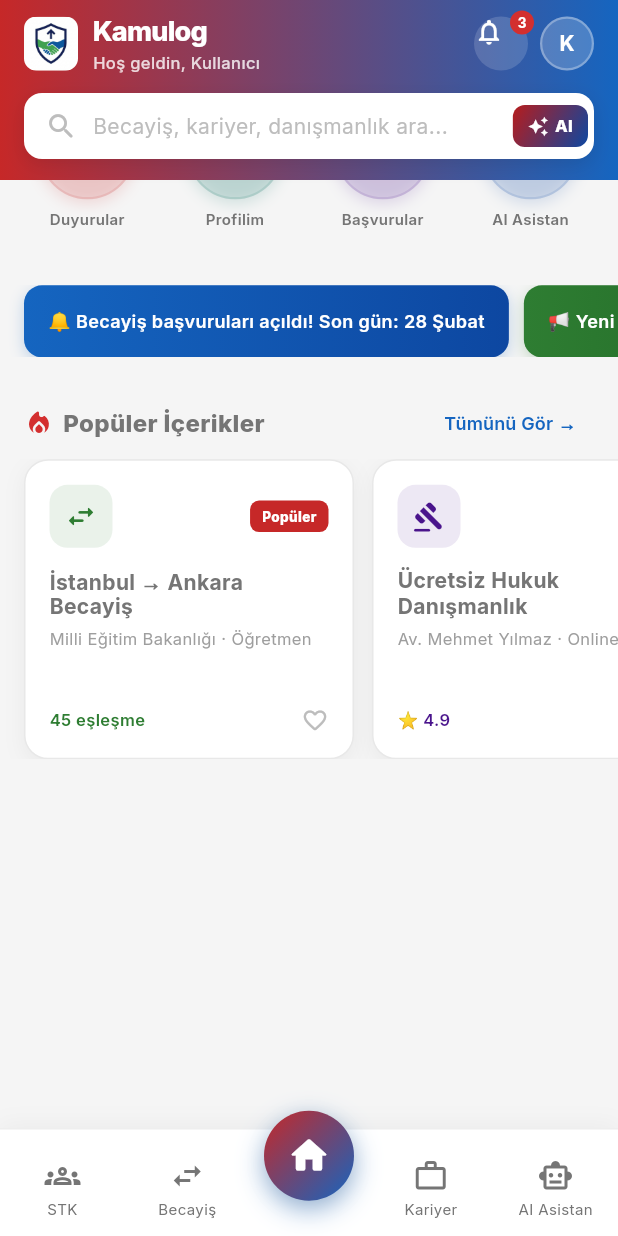
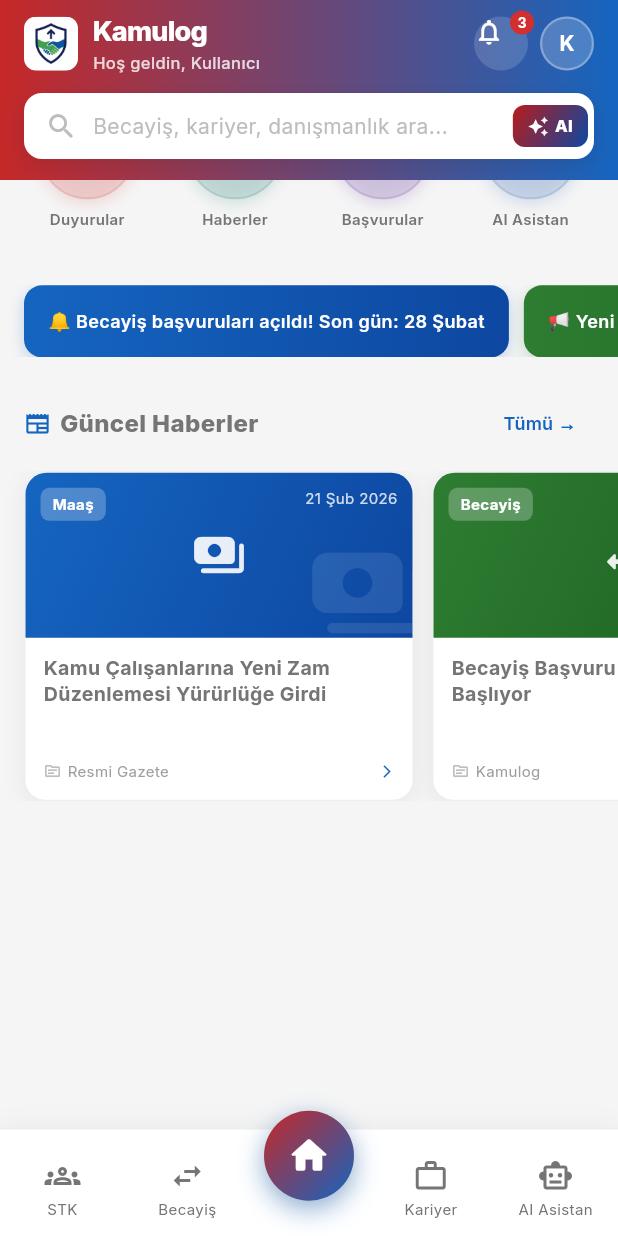
Before and after one commit to SahinSedat/kamulog_superapp, a Flutter app: the HomeScreen screen opened by its route, scrolled down 576 dp, on a phone screen of 412 x 824 dp. Run offline on Flutter 3.47's test engine with Material 3 defaults, Android fonts, the phone set to English and light mode, and no system bars; our stand-ins replace connectivity_plus, dio, drift, equatable, firebase_auth, flutter_dotenv and 9 more; accounts and stored records are empty; generated files the repository leaves out were written again.

Commit message:
feat: introduce NewsSection widget for displaying news and integrate it into the home dashboard and profile screen.

```diff
--- a/lib/features/home/presentation/widgets/home_dashboard.dart
+++ b/lib/features/home/presentation/widgets/home_dashboard.dart
@@ -5,6 +5,7 @@
 import 'package:kamulog_superapp/core/widgets/animated_widgets.dart';
 import 'package:kamulog_superapp/features/home/presentation/widgets/stories_and_banners.dart';
 import 'package:kamulog_superapp/features/stories/presentation/widgets/stories_section.dart';
+import 'package:kamulog_superapp/features/news/presentation/widgets/news_section.dart';
 
 class HomeDashboard extends ConsumerWidget {
   const HomeDashboard({super.key});
@@ -44,6 +45,13 @@
           ),
           const SizedBox(height: 20),
 
+          // ═══ SECTION 4.5: HABERLER
+          FadeSlideIn(
+            delay: const Duration(milliseconds: 250),
+            child: const NewsSection(),
+          ),
+          const SizedBox(height: 20),
+
           // ═══ SECTION 5: POPULAR CONTENT / AI RECOMMENDATIONS
           FadeSlideIn(
             delay: const Duration(milliseconds: 300),
@@ -79,7 +87,7 @@
     _QuickAction('Kariyer', Icons.work_rounded, Color(0xFF1565C0)),
     _QuickAction('Danışmanlık', Icons.support_agent_rounded, Color(0xFFE65100)),
     _QuickAction('Duyurular', Icons.campaign_rounded, Color(0xFFC62828)),
-    _QuickAction('Profilim', Icons.person_rounded, Color(0xFF00695C)),
+    _QuickAction('Haberler', Icons.newspaper_rounded, Color(0xFF00695C)),
     _QuickAction(
       'Başvurular',
       Icons.assignment_turned_in_rounded,
@@ -171,8 +179,8 @@
                         case 'Duyurular':
                           context.push('/notifications');
                           break;
-                        case 'Profilim':
-                          context.push('/profile');
+                        case 'Haberler':
+                          // Haberler bölümüne scroll
                           break;
                         case 'Başvurular':
                           // Başvurular modülü eklenince aktifleşecek
--- /dev/null
+++ b/lib/features/news/presentation/widgets/news_section.dart
@@ -0,0 +1,447 @@
+import 'package:flutter/material.dart';
+import 'package:kamulog_superapp/core/theme/app_theme.dart';
+
+/// Haber modülü — web yönetim panelinden güncellenecek
+/// Ayrı modül: features/news/ — ileride ayrı API/DB entegrasyonu
+class NewsSection extends StatelessWidget {
+  const NewsSection({super.key});
+
+  @override
+  Widget build(BuildContext context) {
+    final isDark = Theme.of(context).brightness == Brightness.dark;
+
+    return Column(
+      crossAxisAlignment: CrossAxisAlignment.start,
+      children: [
+        // Başlık
+        Padding(
+          padding: const EdgeInsets.symmetric(horizontal: 16),
+          child: Row(
+            children: [
+              Icon(
+                Icons.newspaper_rounded,
+                size: 18,
+                color: AppTheme.primaryColor,
+              ),
+              const SizedBox(width: 6),
+              const Text(
+                'Güncel Haberler',
+                style: TextStyle(fontSize: 16, fontWeight: FontWeight.w800),
+              ),
+              const Spacer(),
+              TextButton(
+                onPressed: () {
+                  // Tüm haberlere git
+                },
+                child: Text(
+                  'Tümü →',
+                  style: TextStyle(
+                    fontSize: 12,
+                    fontWeight: FontWeight.w600,
+                    color: AppTheme.primaryColor,
+                  ),
+                ),
+              ),
+            ],
+          ),
+        ),
+        const SizedBox(height: 8),
+
+        // Haber kartları — yatay scroll
+        SizedBox(
+          height: 220,
+          child: ListView.separated(
+            scrollDirection: Axis.horizontal,
+            padding: const EdgeInsets.symmetric(horizontal: 16),
+            itemCount: _sampleNews.length,
+            separatorBuilder: (_, __) => const SizedBox(width: 12),
+            itemBuilder: (context, index) {
+              final news = _sampleNews[index];
+              return _NewsCard(news: news, isDark: isDark);
+            },
+          ),
+        ),
+      ],
+    );
+  }
+}
+
+class _NewsCard extends StatelessWidget {
+  final NewsItem news;
+  final bool isDark;
+
+  const _NewsCard({required this.news, required this.isDark});
+
+  @override
+  Widget build(BuildContext context) {
+    return GestureDetector(
+      onTap: () {
+        _showNewsDetail(context, news);
+      },
+      child: Container(
+        width: 260,
+        decoration: BoxDecoration(
+          color: isDark ? AppTheme.cardDark : Colors.white,
+          borderRadius: BorderRadius.circular(14),
+          border: Border.all(
+            color: isDark ? Colors.white10 : const Color(0xFFEEEEEE),
+          ),
+          boxShadow: [
+            BoxShadow(
+              color: Colors.black.withValues(alpha: 0.06),
+              blurRadius: 12,
+              offset: const Offset(0, 3),
+            ),
+          ],
+        ),
+        child: Column(
+          crossAxisAlignment: CrossAxisAlignment.start,
+          children: [
+            // Resim alanı
+            Container(
+              height: 110,
+              decoration: BoxDecoration(
+                gradient: LinearGradient(
+                  begin: Alignment.topLeft,
+                  end: Alignment.bottomRight,
+                  colors: news.gradientColors,
+                ),
+                borderRadius: const BorderRadius.vertical(
+                  top: Radius.circular(14),
+                ),
+              ),
+              child: Stack(
+                children: [
+                  // Arka plan deseni
+                  Positioned(
+                    right: -10,
+                    bottom: -10,
+                    child: Icon(
+                      news.icon,
+                      size: 80,
+                      color: Colors.white.withValues(alpha: 0.1),
+                    ),
+                  ),
+                  // Üst badge
+                  Positioned(
+                    top: 10,
+                    left: 10,
+                    child: Container(
+                      padding: const EdgeInsets.symmetric(
+                        horizontal: 8,
+                        vertical: 4,
+                      ),
+                      decoration: BoxDecoration(
+                        color: Colors.white.withValues(alpha: 0.25),
+                        borderRadius: BorderRadius.circular(6),
+                      ),
+                      child: Text(
+                        news.category,
+                        style: const TextStyle(
+                          color: Colors.white,
+                          fontSize: 10,
+                          fontWeight: FontWeight.w700,
+                        ),
+                      ),
+                    ),
+                  ),
+                  // Tarih
+                  Positioned(
+                    top: 10,
+                    right: 10,
+                    child: Text(
+                      news.date,
+                      style: TextStyle(
+                        color: Colors.white.withValues(alpha: 0.8),
+                        fontSize: 10,
+                      ),
+                    ),
+                  ),
+                  // İkon
+                  Center(
+                    child: Icon(
+                      news.icon,
+                      size: 36,
+                      color: Colors.white.withValues(alpha: 0.9),
+                    ),
+                  ),
+                ],
+              ),
+            ),
+            // İçerik
+            Expanded(
+              child: Padding(
+                padding: const EdgeInsets.all(12),
+                child: Column(
+                  crossAxisAlignment: CrossAxisAlignment.start,
+                  children: [
+                    Text(
+                      news.title,
+                      style: const TextStyle(
+                        fontWeight: FontWeight.w700,
+                        fontSize: 13,
+                        height: 1.3,
+                      ),
+                      maxLines: 2,
+                      overflow: TextOverflow.ellipsis,
+                    ),
+                    const Spacer(),
+                    Row(
+                      children: [
+                        Icon(
+                          Icons.source_outlined,
+                          size: 12,
+                          color: Colors.grey[400],
+                        ),
+                        const SizedBox(width: 4),
+                        Text(
+                          news.source,
+                          style: TextStyle(
+                            fontSize: 10,
+                            color: Colors.grey[500],
+                          ),
+                        ),
+                        const Spacer(),
+                        Icon(
+                          Icons.arrow_forward_ios,
+                          size: 10,
+                          color: AppTheme.primaryColor,
+                        ),
+                      ],
+                    ),
+                  ],
+                ),
+              ),
+            ),
+          ],
+        ),
+      ),
+    );
+  }
+
+  void _showNewsDetail(BuildContext context, NewsItem news) {
+    showModalBottomSheet(
+      context: context,
+      isScrollControlled: true,
+      backgroundColor: Colors.transparent,
+      builder:
+          (ctx) => Container(
+            height: MediaQuery.of(ctx).size.height * 0.85,
+            decoration: const BoxDecoration(
+              color: Colors.white,
+              borderRadius: BorderRadius.vertical(top: Radius.circular(20)),
+            ),
+            child: Column(
+              children: [
+                // Üst resim
+                Container(
+                  height: 200,
+                  decoration: BoxDecoration(
+                    gradient: LinearGradient(
+                      colors: news.gradientColors,
+                      begin: Alignment.topLeft,
+                      end: Alignment.bottomRight,
+                    ),
+                    borderRadius: const BorderRadius.vertical(
+                      top: Radius.circular(20),
+                    ),
+                  ),
+                  child: Stack(
+                    children: [
+                      Positioned(
+                        right: -20,
+                        bottom: -20,
+                        child: Icon(
+                          news.icon,
+                          size: 120,
+                          color: Colors.white.withValues(alpha: 0.1),
+                        ),
+                      ),
+                      Center(
+                        child: Icon(
+                          news.icon,
+                          size: 56,
+                          color: Colors.white.withValues(alpha: 0.9),
+                        ),
+                      ),
+                      Positioned(
+                        top: 12,
+                        right: 12,
+                        child: IconButton(
+                          icon: const Icon(Icons.close, color: Colors.white),
+                          onPressed: () => Navigator.pop(ctx),
+                        ),
+                      ),
+                      Positioned(
+                        bottom: 16,
+                        left: 16,
+                        child: Container(
+                          padding: const EdgeInsets.symmetric(
+                            horizontal: 10,
+                            vertical: 5,
+                          ),
+                          decoration: BoxDecoration(
+                            color: Colors.white.withValues(alpha: 0.2),
+                            borderRadius: BorderRadius.circular(8),
+                          ),
+                          child: Text(
+                            news.category,
+                            style: const TextStyle(
+                              color: Colors.white,
+                              fontWeight: FontWeight.w700,
+                              fontSize: 12,
+                            ),
+                          ),
+                        ),
+                      ),
+                    ],
+                  ),
+                ),
+                // İçerik
+                Expanded(
+                  child: SingleChildScrollView(
+                    padding: const EdgeInsets.all(20),
+                    child: Column(
+                      crossAxisAlignment: CrossAxisAlignment.start,
+                      children: [
+                        Row(
+                          children: [
+                            Icon(
+                              Icons.calendar_today,
+                              size: 14,
+                              color: Colors.grey[400],
+                            ),
+                            const SizedBox(width: 6),
+                            Text(
+                              news.date,
+                              style: TextStyle(
+                                fontSize: 12,
+                                color: Colors.grey[500],
+                              ),
+                            ),
+                            const SizedBox(width: 12),
+                            Icon(
+                              Icons.source_outlined,
+                              size: 14,
+                              color: Colors.grey[400],
+                            ),
+                            const SizedBox(width: 6),
+                            Text(
+                              news.source,
+                              style: TextStyle(
+                                fontSize: 12,
+                                color: Colors.grey[500],
+                              ),
+                            ),
+                          ],
+                        ),
+                        const SizedBox(height: 16),
+                        Text(
+                          news.title,
+                          style: const TextStyle(
+                            fontSize: 20,
+                            fontWeight: FontWeight.w800,
+                            height: 1.3,
+                          ),
+                        ),
+                        const SizedBox(height: 16),
+                        Text(
+                          news.content,
+                          style: TextStyle(
+                            fontSize: 14,
+                            color: Colors.grey[700],
+                            height: 1.6,
+                          ),
+                        ),
+                      ],
+                    ),
+                  ),
+                ),
+              ],
+            ),
+          ),
+    );
+  }
+}
+
+/// Haber veri modeli — web panelinden gelecek
+class NewsItem {
+  final String id;
+  final String title;
+  final String content;
+  final String category;
+  final String source;
+  final String date;
+  final IconData icon;
+  final List<Color> gradientColors;
+
+  const NewsItem({
+    required this.id,
+    required this.title,
+    required this.content,
+    required this.category,
+    required this.source,
+    required this.date,
+    required this.icon,
+    required this.gradientColors,
+  });
+}
+
+/// Örnek haberler — gerçekte API'den gelecek
+const _sampleNews = [
+  NewsItem(
+    id: '1',
+    title: 'Kamu Çalışanlarına Yeni Zam Düzenlemesi Yürürlüğe Girdi',
+    content:
+        'Cumhurbaşkanlığı kararnamesiyle kamu çalışanlarının maaşlarına yapılacak zam oranları belirlendi. Yeni düzenlemeye göre memur ve işçi maaşlarında belirli oranlarda artış yapılacak.\n\nYeni düzenleme kapsamında 4/A, 4/B ve 4/D çalışanlarının tamamı ek ödeme artışından faydalanacak. Detaylar Resmi Gazete\'de yayımlandı.',
+    category: 'Maaş',
+    source: 'Resmi Gazete',
+    date: '21 Şub 2026',
+    icon: Icons.payments_rounded,
+    gradientColors: [Color(0xFF1565C0), Color(0xFF0D47A1)],
+  ),
+  NewsItem(
+    id: '2',
+    title: 'Becayiş Başvuru Dönemi 1 Mart\'ta Başlıyor',
+    content:
+        'Kamu kurumları arası yer değişikliği (becayiş) başvuru dönemi 1 Mart 2026 tarihinde açılıyor. Bu dönemde memur ve sözleşmeli personel becayiş başvurusu yapabilecek.\n\nBaşvurular Kamulog platformu üzerinden online olarak yapılabilecek.',
+    category: 'Becayiş',
+    source: 'Kamulog',
+    date: '20 Şub 2026',
+    icon: Icons.swap_horiz_rounded,
+    gradientColors: [Color(0xFF2E7D32), Color(0xFF1B5E20)],
+  ),
+  NewsItem(
+    id: '3',
+    title: 'Kamu İşçileri İçin Toplu Sözleşme Görüşmeleri Başladı',
+    content:
+        'Kamu işçileri için yeni dönem toplu iş sözleşmesi görüşmeleri başladı. Sendikalar ve işveren tarafı masaya oturdu.\n\nGörüşmelerde temel ücret artışı, sosyal haklar ve iş güvencesi konuları ele alınıyor.',
+    category: 'Sendika',
+    source: 'Memur Sen',
+    date: '19 Şub 2026',
+    icon: Icons.groups_rounded,
+    gradientColors: [Color(0xFFE65100), Color(0xFFBF360C)],
+  ),
+  NewsItem(
+    id: '4',
+    title: 'Yeni KPSS Sınav Tarihleri Açıklandı',
+    content:
+        'ÖSYM, 2026 yılı KPSS sınav takvimini açıkladı. Lisans, ön lisans ve ortaöğretim sınavları belirtilen tarihlerde yapılacak.\n\nAdaylar başvurularını ÖSYM resmi sitesi üzerinden gerçekleştirebilecek.',
+    category: 'Sınav',
+    source: 'ÖSYM',
+    date: '18 Şub 2026',
+    icon: Icons.school_rounded,
+    gradientColors: [Color(0xFF7B1FA2), Color(0xFF4A148C)],
+  ),
+  NewsItem(
+    id: '5',
+    title: 'İş Kanunu Değişikliği: Uzaktan Çalışma Hakkı Genişletildi',
+    content:
+        'İş Kanunu\'nda yapılan değişiklikle uzaktan çalışma hakkı genişletildi. Yeni düzenlemeye göre belirli koşulları sağlayan çalışanlar uzaktan çalışma talep edebilecek.',
+    category: 'Hukuk',
+    source: 'TBMM',
+    date: '17 Şub 2026',
+    icon: Icons.gavel_rounded,
+    gradientColors: [Color(0xFFC62828), Color(0xFF8E0000)],
+  ),
+];
```
Also changed, not shown: lib/features/home/presentation/widgets/stories_and_banners.dart (+10 -1 lines).
